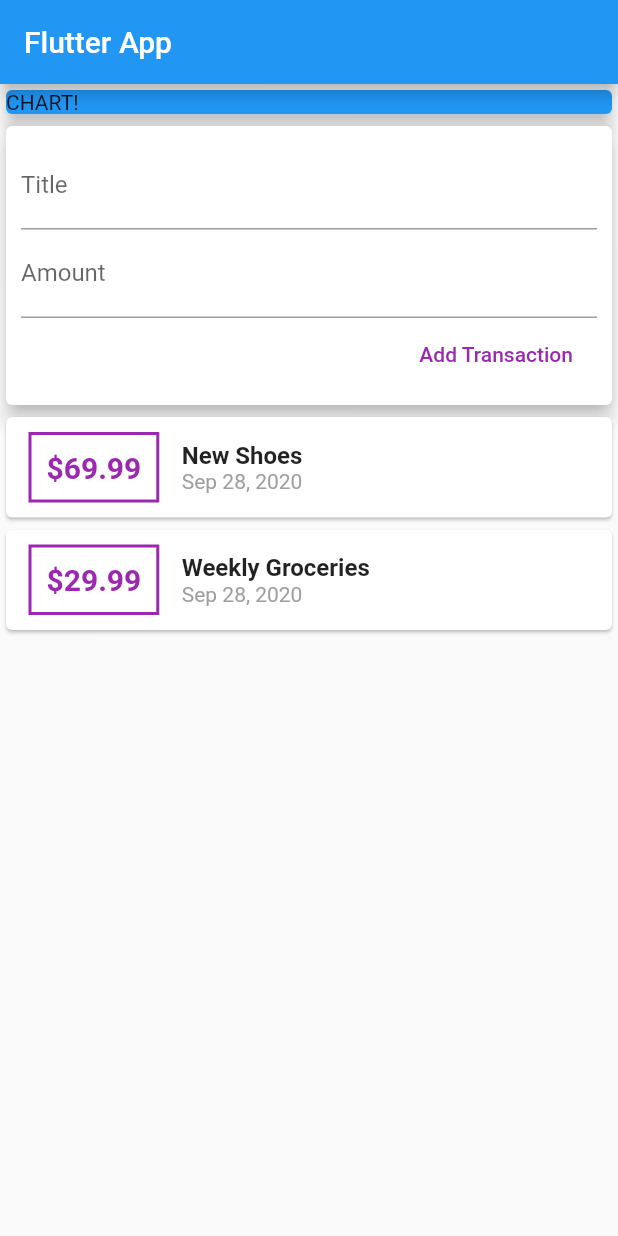
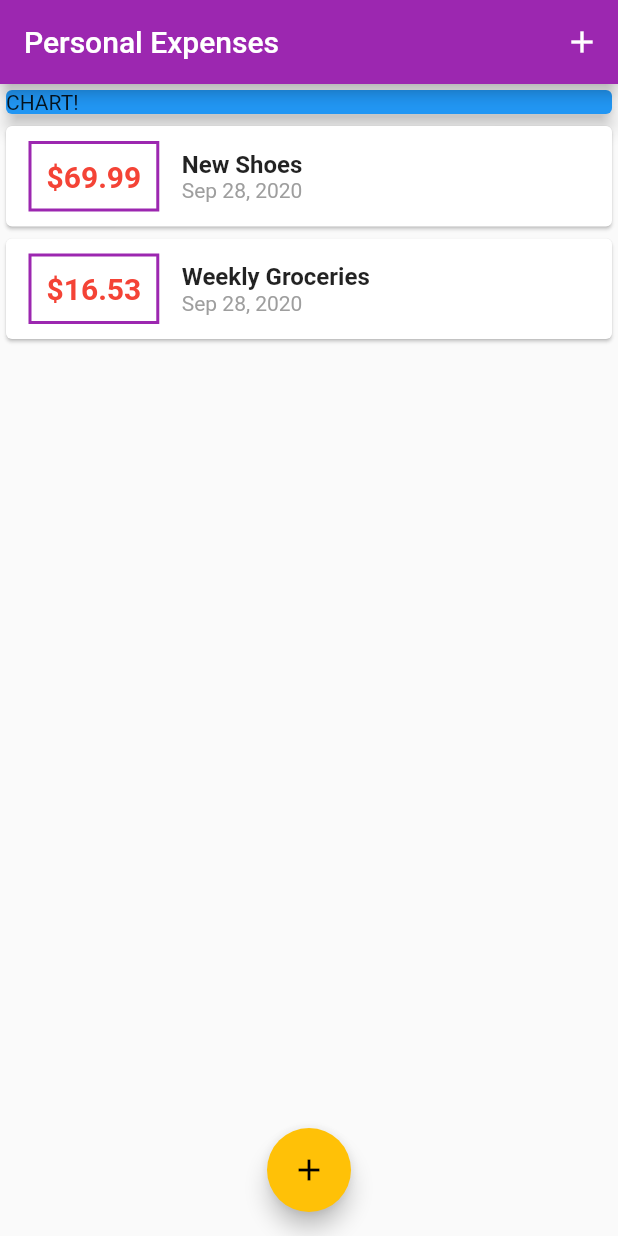
Before and after one commit to ahmmdd/FlutterBasics, a Flutter app: the screen it shows after launch, on a phone screen of 412 x 824 dp. Run offline on Flutter 3.47's test engine with Material 2 defaults, Android fonts, the phone set to English and light mode, and no system bars.

Commit message:
Added themed styling

```diff
--- a/lib/main.dart
+++ b/lib/main.dart
@@ -1,5 +1,8 @@
 import 'package:flutter/material.dart';
-import './widgets/user_transactions.dart';
+
+import './widgets/new_transaction.dart';
+import './widgets/transactionList.dart';
+import './models/transaction.dart';
 
 void main() => runApp(MyApp());
 
@@ -7,24 +10,80 @@ class MyApp extends StatelessWidget {
   @override
   Widget build(BuildContext context) {
     return MaterialApp(
-      title: 'Flutter App',
+      title: 'Personal Expenses',
+      theme: ThemeData(
+        primarySwatch: Colors.purple,
+        accentColor: Colors.amber,
+      ),
       home: MyHomePage(),
     );
   }
 }
 
-class MyHomePage extends StatelessWidget {
-  //String titleInput;
-  //String amountInput;
+class MyHomePage extends StatefulWidget {
+  // String titleInput;
+  // String amountInput;
+  @override
+  _MyHomePageState createState() => _MyHomePageState();
+}
+
+class _MyHomePageState extends State<MyHomePage> {
+  final List<Transaction> _userTransactions = [
+    Transaction(
+      id: 't1',
+      title: 'New Shoes',
+      amount: 69.99,
+      date: DateTime.now(),
+    ),
+    Transaction(
+      id: 't2',
+      title: 'Weekly Groceries',
+      amount: 16.53,
+      date: DateTime.now(),
+    ),
+  ];
+
+  void _addNewTransaction(String txTitle, double txAmount) {
+    final newTx = Transaction(
+      title: txTitle,
+      amount: txAmount,
+      date: DateTime.now(),
+      id: DateTime.now().toString(),
+    );
+
+    setState(() {
+      _userTransactions.add(newTx);
+    });
+  }
+
+  void _startAddNewTransaction(BuildContext ctx) {
+    showModalBottomSheet(
+      context: ctx,
+      builder: (_) {
+        return GestureDetector(
+          onTap: () {},
+          child: NewTransaction(_addNewTransaction),
+          behavior: HitTestBehavior.opaque,
+        );
+      },
+    );
+  }
 
   @override
   Widget build(BuildContext context) {
     return Scaffold(
       appBar: AppBar(
-        title: Text('Flutter App'),
+        title: Text('Personal Expenses'),
+        actions: <Widget>[
+          IconButton(
+            icon: Icon(Icons.add),
+            onPressed: () => _startAddNewTransaction(context),
+          ),
+        ],
       ),
       body: SingleChildScrollView(
         child: Column(
+          // mainAxisAlignment: MainAxisAlignment.start,
           crossAxisAlignment: CrossAxisAlignment.stretch,
           children: <Widget>[
             Container(
@@ -35,9 +94,14 @@ class MyHomePage extends StatelessWidget {
                 elevation: 5,
               ),
             ),
-            UserTransactions(),
+            TransactionList(_userTransactions),
           ],
         ),
+      ),
+      floatingActionButtonLocation: FloatingActionButtonLocation.centerFloat,
+      floatingActionButton: FloatingActionButton(
+        child: Icon(Icons.add),
+        onPressed: () => _startAddNewTransaction(context),
       ),
     );
   }
--- a/lib/models/transaction.dart
+++ b/lib/models/transaction.dart
@@ -1,7 +1,8 @@
-import 'package:flutter/material.dart';
+import 'package:flutter/foundation.dart';
 
 class Transaction {
-  final String id, title;
+  final String id;
+  final String title;
   final double amount;
   final DateTime date;
 
--- a/lib/widgets/transactionList.dart
+++ b/lib/widgets/transactionList.dart
@@ -24,7 +24,7 @@ class TransactionList extends StatelessWidget {
                   ),
                   decoration: BoxDecoration(
                     border: Border.all(
-                      color: Colors.purple,
+                      color: Theme.of(context).primaryColor,
                       width: 2,
                     ),
                   ),
@@ -34,7 +34,7 @@ class TransactionList extends StatelessWidget {
                     style: TextStyle(
                       fontWeight: FontWeight.bold,
                       fontSize: 20,
-                      color: Colors.purple,
+                      color: Colors.red,
                     ),
                   ),
                 ),
--- a/lib/widgets/user_transactions.dart
+++ /dev/null
@@ -1,50 +0,0 @@
-import 'package:flutter/material.dart';
-
-import './new_transaction.dart';
-import './transactionList.dart';
-import '../models/transaction.dart';
-
-class UserTransactions extends StatefulWidget {
-  @override
-  _UserTransactionsState createState() => _UserTransactionsState();
-}
-
-class _UserTransactionsState extends State<UserTransactions> {
-  final List<Transaction> _userTransactions = [
-    Transaction(
-      id: 't1',
-      title: 'New Shoes',
-      amount: 69.99,
-      date: DateTime.now(),
-    ),
-    Transaction(
-      id: 't2',
-      title: 'Weekly Groceries',
-      amount: 29.99,
-      date: DateTime.now(),
-    ),
-  ];
-
-  void _addNewTransactions(String txTitle, double txAmount) {
-    final newTx = Transaction(
-      id: DateTime.now().toString(),
-      title: txTitle,
-      amount: txAmount,
-      date: DateTime.now(),
-    );
-
-    setState(() {
-      _userTransactions.add(newTx);
-    });
-  }
-
-  @override
-  Widget build(BuildContext context) {
-    return Column(
-      children: <Widget>[
-        NewTransactiom(_addNewTransactions),
-        TransactionList(_userTransactions),
-      ],
-    );
-  }
-}
```
Also changed, not shown: lib/widgets/new_transaction.dart (+23 -10 lines).
